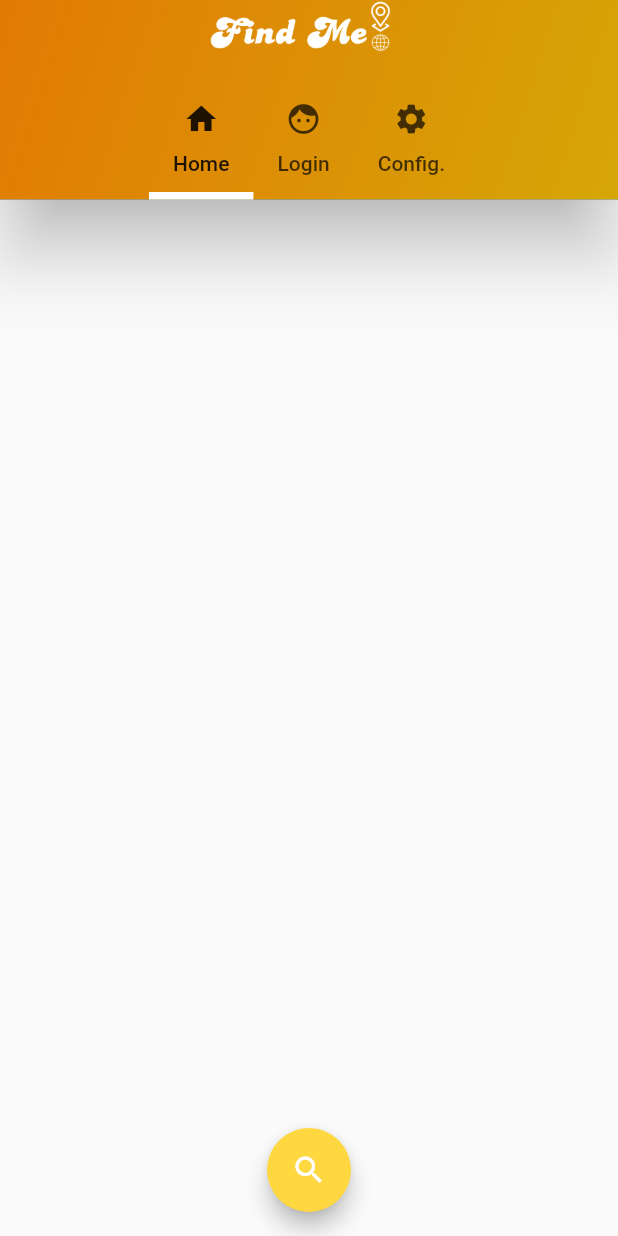
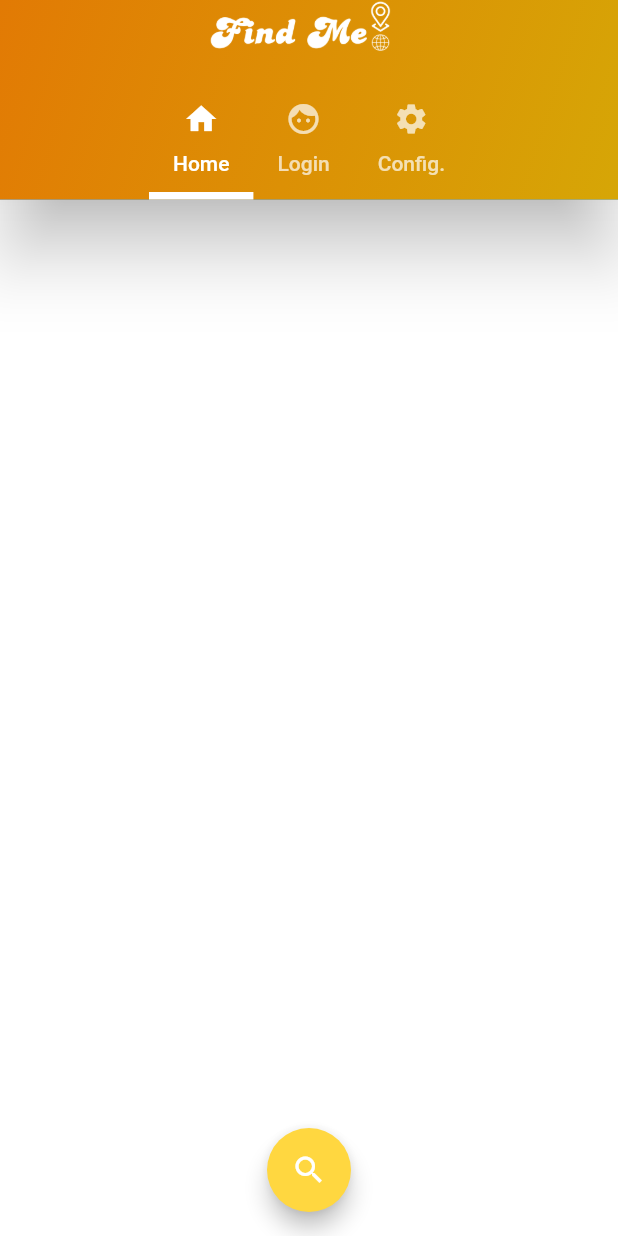
Before and after one commit to JulioHeroZ/Find-Me, a Flutter app: the screen it shows after launch, on a phone screen of 412 x 824 dp. Run offline on Flutter 3.47's test engine with Material 2 defaults, Android fonts, the phone set to English and light mode, and no system bars.

Commit message:
Separação das abas Home,Login e Config

```diff
--- a/lib/home/home_page.dart
+++ b/lib/home/home_page.dart
@@ -1,16 +1,18 @@
 import 'package:flutter/material.dart';
-import 'package:nubankproject/home/widgets/my_app_bar.dart';
+import 'package:nubankproject/widgets/my_app_bar.dart';
 
 class HomePage extends StatelessWidget {
+  const HomePage({Key? key}) : super(key: key);
   @override
   Widget build(BuildContext context) {
     return Scaffold(
-        backgroundColor: Color.fromARGB(255, 255, 255, 255),
-        body: Stack(
-          alignment: Alignment.center,
-          children: <Widget>[
-            MyAppBar(),
-          ],
-        ));
+      body: Container(color: Colors.white),
+      floatingActionButton: FloatingActionButton(
+        onPressed: () {},
+        backgroundColor: Colors.amberAccent,
+        child: const Icon(Icons.search),
+      ),
+      floatingActionButtonLocation: FloatingActionButtonLocation.centerFloat,
+    );
   }
 }
--- a/lib/main.dart
+++ b/lib/main.dart
@@ -1,5 +1,8 @@
 import 'package:flutter/material.dart';
+import 'package:nubankproject/Login/login.dart';
+import 'package:nubankproject/Settings/Settings.dart';
 import 'package:nubankproject/home/home_page.dart';
+import 'package:nubankproject/widgets/my_app_bar.dart';
 
 void main() {
   runApp(MyApp());
@@ -11,10 +14,7 @@ class MyApp extends StatelessWidget {
     return MaterialApp(
       debugShowCheckedModeBanner: false,
       title: 'Find Me',
-      theme: ThemeData(
-        primaryColor: Color.fromARGB(255, 255, 255, 255),
-      ),
-      home: HomePage(),
+      home: MyAppBar(),
     );
   }
 }
--- a/lib/home/widgets/my_app_bar.dart
+++ b/lib/widgets/my_app_bar.dart
@@ -1,4 +1,6 @@
 import 'package:flutter/material.dart';
+import 'package:nubankproject/Login/login.dart';
+import 'package:nubankproject/Settings/Settings.dart';
 import 'package:nubankproject/home/home_page.dart';
 
 class MyAppBar extends StatelessWidget {
@@ -14,7 +16,7 @@ class MyAppBar extends StatelessWidget {
             ),
             centerTitle: true,
             flexibleSpace: Container(
-              decoration: BoxDecoration(
+              decoration: const BoxDecoration(
                 gradient: LinearGradient(
                   colors: [
                     Color.fromARGB(255, 214, 166, 6),
@@ -38,14 +40,11 @@ class MyAppBar extends StatelessWidget {
             elevation: 20,
             titleSpacing: 20,
           ),
-          body: Container(),
-          floatingActionButton: FloatingActionButton(
-            onPressed: () {},
-            backgroundColor: Colors.amberAccent,
-            child: const Icon(Icons.search),
-          ),
-          floatingActionButtonLocation:
-              FloatingActionButtonLocation.centerFloat,
+          body: TabBarView(children: [
+            HomePage(),
+            Login(),
+            Settings(),
+          ]),
         ),
       );
 }
```
Also changed, not shown: lib/Login/login.dart (added, +19 -0 lines), lib/Settings/Settings.dart (added, +11 -0 lines), 1 other file.
